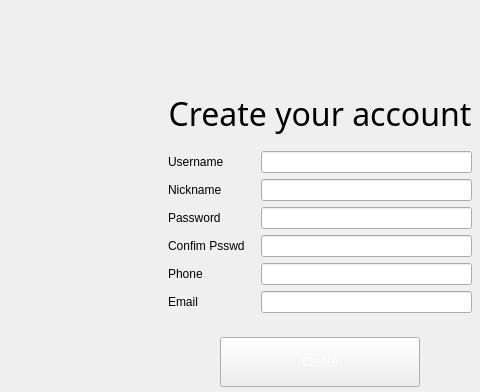
Old version of the form login.ui in the repository leimingg/clouddrive; both pictures show x 0 to 480 and y 0 to 392 of the 640 by 480 pixel window.
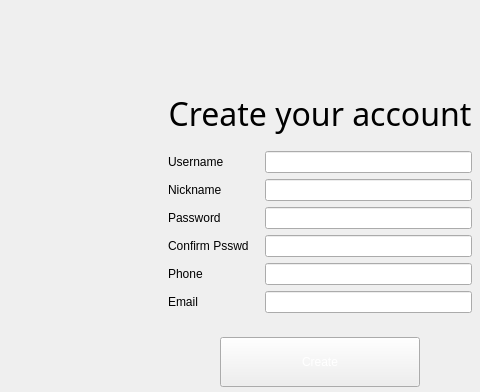
New version of the form. The open tabs and pages were chosen to show the change. Icons and pictures are not drawn. Custom widgets are drawn as their Qt base class.

The edit to the form file:
```diff
--- a/login.ui
+++ b/login.ui
@@ -429,7 +429,7 @@
                 <item row="4" column="0">
                  <widget class="QLabel" name="label_10">
                   <property name="text">
-                   <string>Confim Psswd</string>
+                   <string>Confirm Psswd</string>
                   </property>
                  </widget>
                 </item>
```
Left out of the diff: 2 changed lines with no effect on the pictures.
